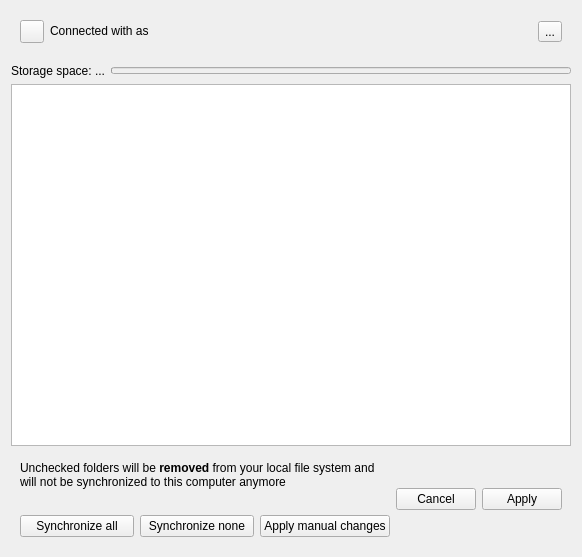
First picture: the form in src/gui/accountsettings.ui, repository nextcloud/desktop, before the edit.
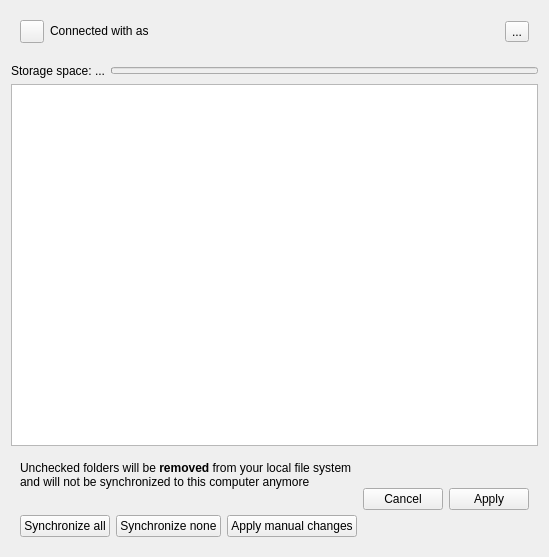
Second picture: the form after the edit. Custom widgets are drawn as their Qt base class.

Diff of the .ui file:
```diff
--- a/src/gui/accountsettings.ui
+++ b/src/gui/accountsettings.ui
@@ -6,7 +6,7 @@
    <rect>
     <x>0</x>
     <y>0</y>
-    <width>582</width>
+    <width>516</width>
     <height>557</height>
    </rect>
   </property>
```
